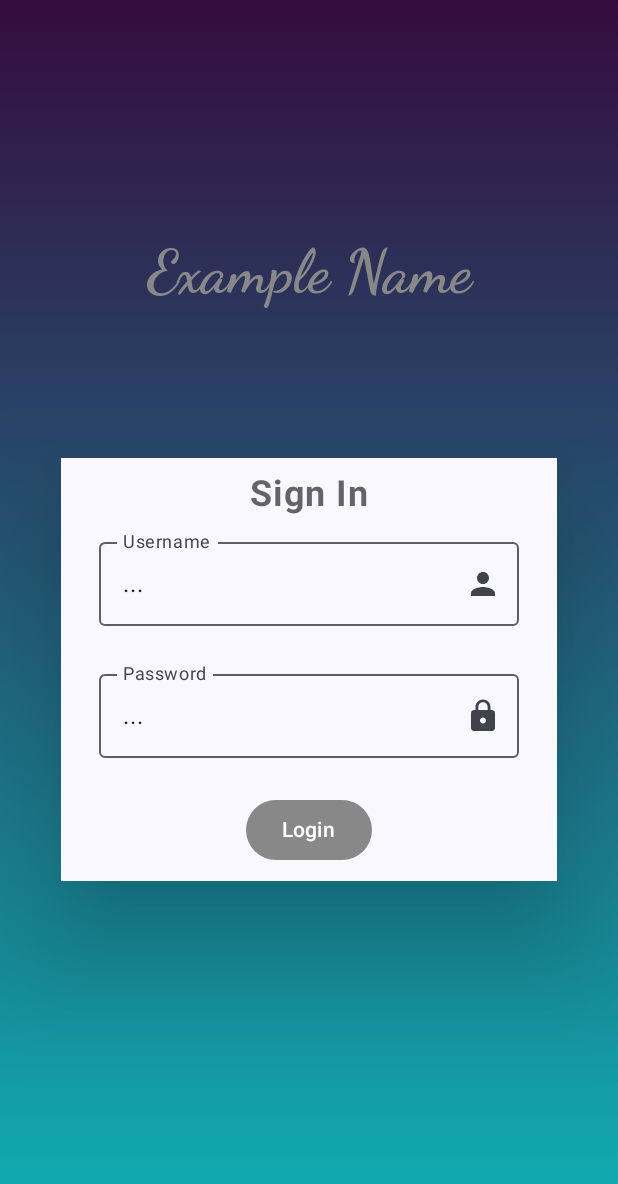
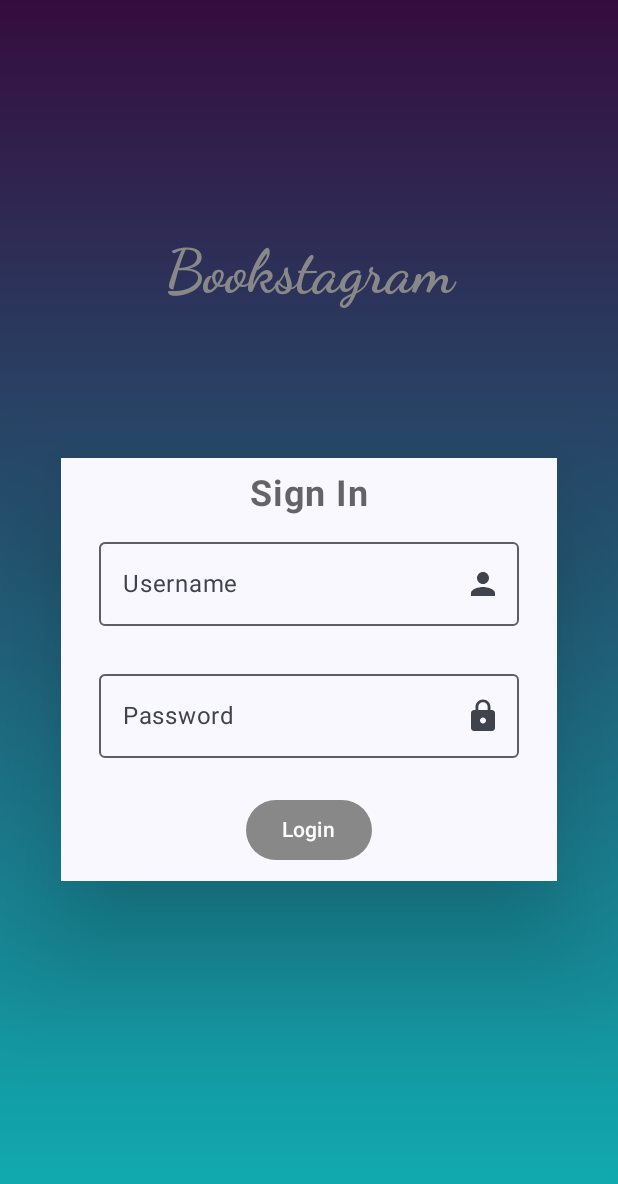
Before and after one commit to Clemond/Kotlin_end_project, an Android app built with Jetpack Compose: the screen it shows after launch (MainActivity), after a tap on "Login", on a phone screen of 412 x 824 dp. Shown: the top 1184 px of the screen. Run offline under Robolectric (Android 15) with nearby library versions, the phone set to English and light mode, and no system bars; our stand-ins replace Firebase (no records; nobody signed in at launch, a user with empty details on screens opened directly); pictures from the network do not load.

Commit message:
Changed title name on sign in page, fixed states for username and password on sign in page

```diff
--- a/app/src/main/java/com/clemond/api_test_open_library/MainActivity.kt
+++ b/app/src/main/java/com/clemond/api_test_open_library/MainActivity.kt
@@ -38,9 +38,15 @@ import coil.compose.rememberImagePainter
 import com.clemond.api_test_open_library.ui.composables.InputFormsUIPreview
 import com.clemond.api_test_open_library.ui.composables.RandomBookScreen
 import com.clemond.api_test_open_library.ui.screens.SignInScreen
+import com.google.firebase.Firebase
+import com.google.firebase.auth.FirebaseAuth
+import com.google.firebase.auth.auth
 
 
 class MainActivity : ComponentActivity() {
+
+    private lateinit var auth: FirebaseAuth
+
     override fun onCreate(savedInstanceState: Bundle?) {
         super.onCreate(savedInstanceState)
         setContent {
@@ -50,6 +56,10 @@ class MainActivity : ComponentActivity() {
                     modifier = Modifier.fillMaxSize(),
                     color = MaterialTheme.colorScheme.background
                 ) {
+
+                    // Initialize Firebase Auth
+                    auth = Firebase.auth
+
                     SignInScreen()
                 }
             }
--- a/app/src/main/java/com/clemond/api_test_open_library/ui/composables/InputFieldUI.kt
+++ b/app/src/main/java/com/clemond/api_test_open_library/ui/composables/InputFieldUI.kt
@@ -24,8 +24,10 @@ import androidx.compose.ui.tooling.preview.Preview
 import androidx.compose.ui.unit.dp
 
 @Composable
-fun InputFieldUi(label: String, icon: ImageVector) {
-    var text by remember { mutableStateOf("...") }
+                                                        //Callback for the inputValue
+fun InputFieldUi(label: String, icon: ImageVector, onValueChanged: (String) -> Unit) {
+
+    var text by remember { mutableStateOf("") }
 
     Column (modifier = Modifier
         //.fillMaxWidth ()
@@ -35,7 +37,9 @@ fun InputFieldUi(label: String, icon: ImageVector) {
 
         OutlinedTextField(
             value = text,
-            onValueChange = { text = it },
+            onValueChange = {
+                text = it
+                onValueChanged(it) },
             label = { Text(label)},
             trailingIcon = { Icon(imageVector = icon, contentDescription = null)},
             )
@@ -45,5 +49,8 @@ fun InputFieldUi(label: String, icon: ImageVector) {
 @Preview(showBackground = true)
 @Composable
 fun InputFieldUiPreview() {
-    InputFieldUi("Username", icon = Icons.Default.AccountCircle )
+    InputFieldUi("Username", icon = Icons.Default.AccountCircle){
+        //Update the example state
+        val example = it
+    }
 }
--- a/app/src/main/java/com/clemond/api_test_open_library/ui/composables/InputFormsUI.kt
+++ b/app/src/main/java/com/clemond/api_test_open_library/ui/composables/InputFormsUI.kt
@@ -18,6 +18,10 @@ import androidx.compose.material3.ButtonDefaults
 import androidx.compose.material3.Surface
 import androidx.compose.material3.Text
 import androidx.compose.runtime.Composable
+import androidx.compose.runtime.getValue
+import androidx.compose.runtime.mutableStateOf
+import androidx.compose.runtime.remember
+import androidx.compose.runtime.setValue
 import androidx.compose.ui.Alignment
 import androidx.compose.ui.Modifier
 import androidx.compose.ui.graphics.Brush
@@ -32,6 +36,12 @@ import com.clemond.api_test_open_library.ui.theme.myColor3
 
 @Composable
 fun InputFormsUI() {
+    var username by remember { mutableStateOf("")}
+    var password by remember { mutableStateOf("")}
+
+    val accountUsernames = mutableListOf<String>("user1", "user2", "user3")
+    val accountPasswords = mutableListOf<String>("123", "abc", "lego")
+
     Surface (
         shadowElevation = 50.dp,
     ){
@@ -41,10 +51,24 @@ fun InputFormsUI() {
         ) {
             FormTitleUI(formTitle = "Sign In")
 
-            InputFieldUi(label = "Username", icon = Icons.Default.Person)
-            InputFieldUi(label = "Password", icon = Icons.Default.Lock)
+            InputFieldUi(label = "Username", icon = Icons.Default.Person){
+                // Update the username state
+                username = it
+            }
+
+            InputFieldUi(label = "Password", icon = Icons.Default.Lock){
+                // Update the password state
+                password = it
+            }
+
             Button(
-                onClick = { /*TODO*/ },
+                onClick = {
+                    if (username == accountUsernames[0] && password == accountPasswords[0]) {
+                        println("Welcome $username, you are logged in")
+                    }else{
+                        println("Wrong username or password")
+                    }
+                },
                 colors = ButtonDefaults.buttonColors(containerColor = Color.Gray),
                 modifier = Modifier
                     .padding(bottom = 10.dp)
--- a/app/src/main/java/com/clemond/api_test_open_library/ui/screens/SignInScreen.kt
+++ b/app/src/main/java/com/clemond/api_test_open_library/ui/screens/SignInScreen.kt
@@ -28,7 +28,7 @@ fun SignInScreen() {
             horizontalAlignment = Alignment.CenterHorizontally,
             verticalArrangement = Arrangement.Center
         ) {
-            AppNameUI(name = "Example Name")
+            AppNameUI(name = "Bookstagram")
             Box(modifier = Modifier.padding(vertical = 90.dp)){
                 InputFormsUI()
             }
```
Also changed, not shown: app/build.gradle.kts (+8 -1 lines), build.gradle.kts (+19 -0 lines), 1 other file.
